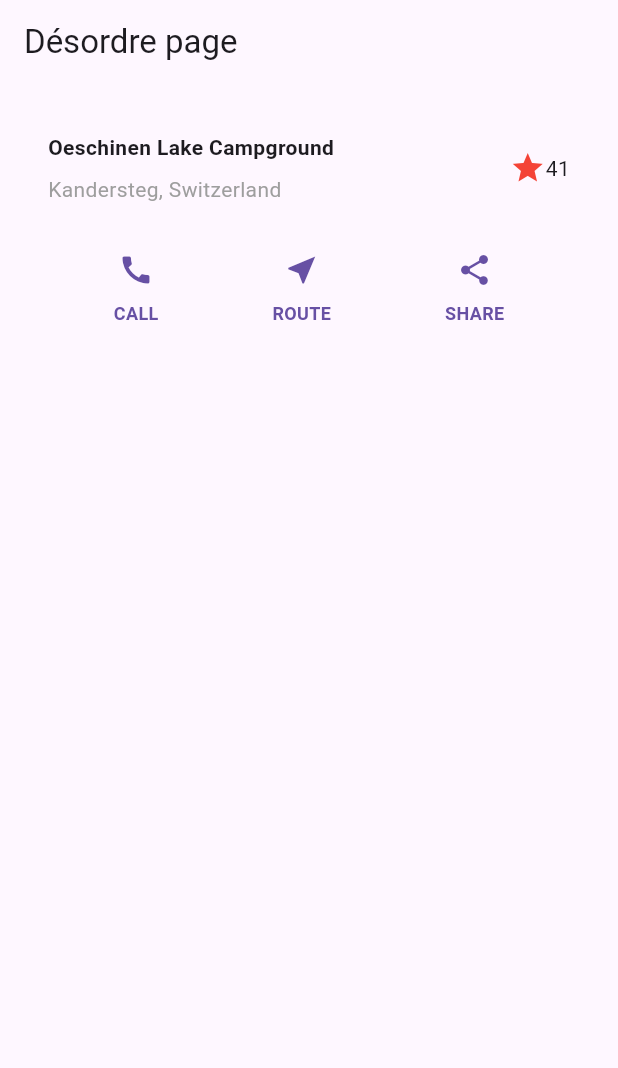
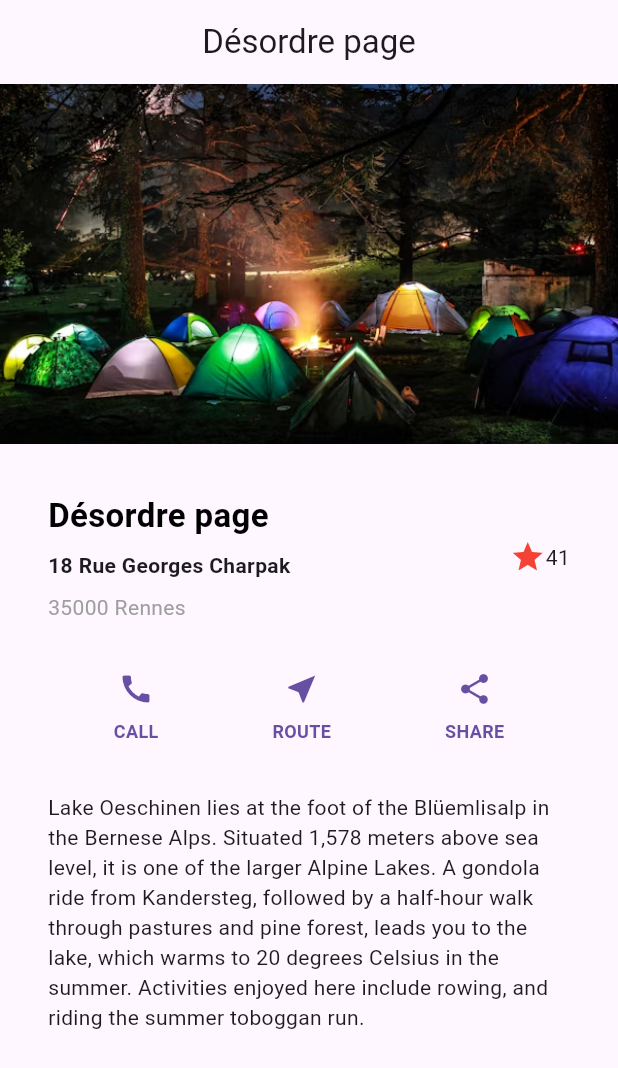
Before and after one commit to ykomara/Flutter-app-test, a Flutter app: the screen it shows after launch, on a phone screen of 412 x 824 dp. Shown: the top 1068 px of the screen. Run offline on Flutter 3.47's test engine with Material 3 defaults, Android fonts, the phone set to English and light mode, and no system bars.

Commit message:
Widget ImageSection

```diff
--- a/lib/main.dart
+++ b/lib/main.dart
@@ -3,7 +3,6 @@ import 'package:flutter/material.dart';
 void main() => runApp(const MyApp());
 
 class MyApp extends StatelessWidget {
-
   const MyApp({super.key});
 
   @override
@@ -14,15 +13,29 @@ class MyApp extends StatelessWidget {
       home: Scaffold(
         appBar: AppBar(
           title: const Text(appTitle),
+          centerTitle: true,
         ),
         body: const SingleChildScrollView(
           child: Column(
             children: [
+              ImageSection(
+                image: 'assets/images/image.png',
+              ),
               TitleSection(
-              name: 'Oeschinen Lake Campground',
-              location: 'Kandersteg, Switzerland',
-            ),
-            ButtonSection(),
+                name: '18 Rue Georges Charpak',
+                location: '35000 Rennes',
+              ),
+              ButtonSection(),
+              TextSection(
+                description:
+                    'Lake Oeschinen lies at the foot of the Blüemlisalp in the '
+                    'Bernese Alps. Situated 1,578 meters above sea level, it '
+                    'is one of the larger Alpine Lakes. A gondola ride from '
+                    'Kandersteg, followed by a half-hour walk through pastures '
+                    'and pine forest, leads you to the lake, which warms to 20 '
+                    'degrees Celsius in the summer. Activities enjoyed here '
+                    'include rowing, and riding the summer toboggan run.',
+              ),
             ],
           ),
         ),
@@ -53,6 +66,15 @@ class TitleSection extends StatelessWidget {
               crossAxisAlignment: CrossAxisAlignment.start,
               children: [
                 /*2*/
+                const Text(
+                  "Désordre page",
+                  style: TextStyle(
+                    fontSize: 22,
+                    fontWeight: FontWeight.bold,
+                    color: Colors.black,
+                  ),
+                ),
+                const SizedBox(height: 8),
                 Padding(
                   padding: const EdgeInsets.only(bottom: 8),
                   child: Text(
@@ -146,3 +168,34 @@ class ButtonWithText extends StatelessWidget {
     );
   }
 }
+
+class TextSection extends StatelessWidget {
+  const TextSection({
+    super.key,
+    required this.description,
+  });
+
+  final String description;
+
+  @override
+  Widget build(BuildContext context) {
+    return Padding(
+      padding: const EdgeInsets.all(32),
+      child: Text(
+        description,
+        softWrap: true,
+      ),
+    );
+  }
+}
+
+class ImageSection extends StatelessWidget {
+  const ImageSection({super.key, required this.image});
+
+  final String image;
+
+  @override
+  Widget build(BuildContext context) {
+    return Image.asset(image, width: 600, height: 240, fit: BoxFit.cover);
+  }
+}
--- a/pubspec.yaml
+++ b/pubspec.yaml
@@ -23,3 +23,5 @@ dev_dependencies:
 
 flutter:
   uses-material-design: true
+  assets:
+    - assets/images/image.png
```
Also changed, not shown: assets/images/image.png (added), assets/images/lake.jpg (added).
